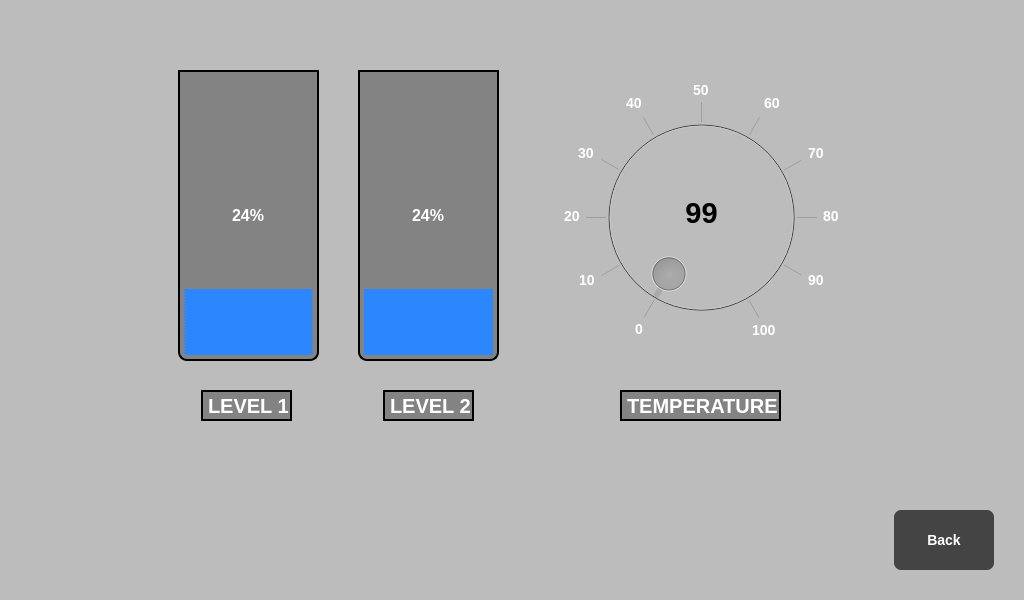
First picture: the form in Forms/statisticwindow.ui, repository vieczorkamil/HMI-panel-PLC-S7-based-on-Raspberry-Pi-Engineering-Thesis, before the edit.
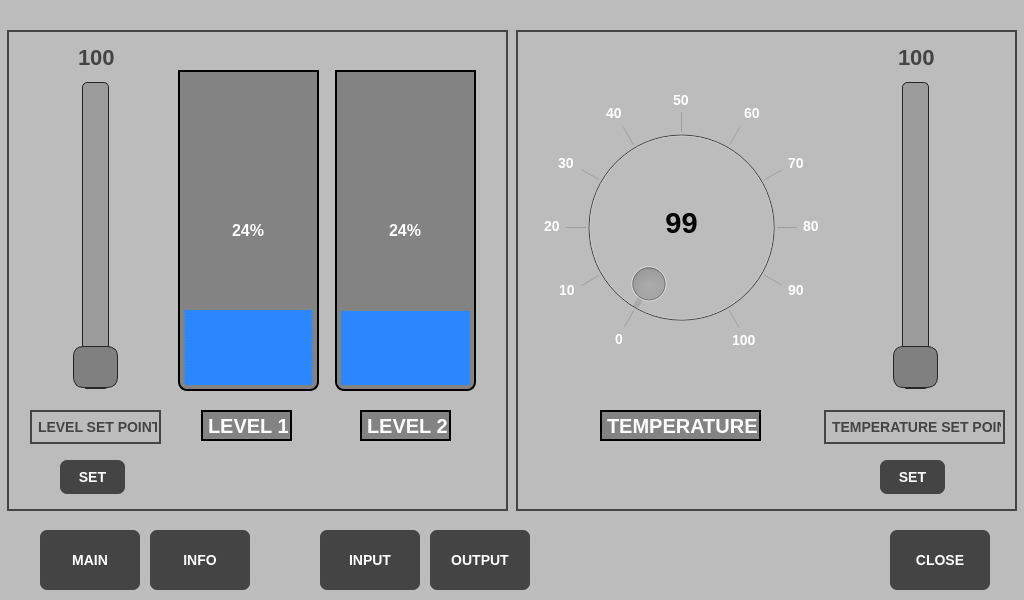
Second picture: the form after the edit. Icons and pictures are not drawn.

What changed in the file:
```diff
--- a/Forms/statisticwindow.ui
+++ b/Forms/statisticwindow.ui
@@ -36,14 +36,14 @@
   <widget class="QPushButton" name="backButton">
    <property name="geometry">
     <rect>
-     <x>894</x>
-     <y>510</y>
+     <x>890</x>
+     <y>530</y>
      <width>100</width>
      <height>60</height>
     </rect>
    </property>
    <property name="text">
-    <string>Back</string>
+    <string>CLOSE</string>
    </property>
   </widget>
   <widget class="QProgressBar" name="levelProggresBar1">
@@ -52,7 +52,7 @@
      <x>178</x>
      <y>70</y>
      <width>141</width>
-     <height>291</height>
+     <height>321</height>
     </rect>
    </property>
    <property name="styleSheet">
@@ -92,10 +92,10 @@
   <widget class="QProgressBar" name="levelProggresBar2">
    <property name="geometry">
     <rect>
-     <x>358</x>
+     <x>335</x>
      <y>70</y>
      <width>141</width>
-     <height>291</height>
+     <height>321</height>
     </rect>
    </property>
    <property name="styleSheet">
@@ -133,8 +133,8 @@
   <widget class="QLabel" name="label_10">
    <property name="geometry">
     <rect>
-     <x>823</x>
-     <y>205</y>
+     <x>803</x>
+     <y>215</y>
      <width>21</width>
      <height>22</height>
     </rect>
@@ -150,8 +150,8 @@
   <widget class="QLabel" name="label_8">
    <property name="geometry">
     <rect>
-     <x>764</x>
-     <y>92</y>
+     <x>744</x>
+     <y>102</y>
      <width>21</width>
      <height>22</height>
     </rect>
@@ -167,8 +167,8 @@
   <widget class="QLabel" name="label_6">
    <property name="geometry">
     <rect>
-     <x>626</x>
-     <y>92</y>
+     <x>606</x>
+     <y>102</y>
      <width>21</width>
      <height>22</height>
     </rect>
@@ -184,8 +184,8 @@
   <widget class="QLabel" name="label_7">
    <property name="geometry">
     <rect>
-     <x>693</x>
-     <y>79</y>
+     <x>673</x>
+     <y>89</y>
      <width>21</width>
      <height>22</height>
     </rect>
@@ -201,8 +201,8 @@
   <widget class="QLabel" name="label_2">
    <property name="geometry">
     <rect>
-     <x>635</x>
-     <y>318</y>
+     <x>615</x>
+     <y>328</y>
      <width>21</width>
      <height>22</height>
     </rect>
@@ -218,8 +218,8 @@
   <widget class="QLabel" name="label_5">
    <property name="geometry">
     <rect>
-     <x>578</x>
-     <y>142</y>
+     <x>558</x>
+     <y>152</y>
      <width>21</width>
      <height>22</height>
     </rect>
@@ -235,8 +235,8 @@
   <widget class="QLabel" name="label_12">
    <property name="geometry">
     <rect>
-     <x>752</x>
-     <y>319</y>
+     <x>732</x>
+     <y>329</y>
      <width>31</width>
      <height>22</height>
     </rect>
@@ -252,8 +252,8 @@
   <widget class="QLabel" name="temperatureValue">
    <property name="geometry">
     <rect>
-     <x>656</x>
-     <y>192</y>
+     <x>636</x>
+     <y>202</y>
      <width>91</width>
      <height>41</height>
     </rect>
@@ -279,8 +279,8 @@
   <widget class="QLabel" name="label_3">
    <property name="geometry">
     <rect>
-     <x>579</x>
-     <y>269</y>
+     <x>559</x>
+     <y>279</y>
      <width>21</width>
      <height>22</height>
     </rect>
@@ -299,8 +299,8 @@
    </property>
    <property name="geometry">
     <rect>
-     <x>586</x>
-     <y>102</y>
+     <x>566</x>
+     <y>112</y>
      <width>231</width>
      <height>231</height>
     </rect>
@@ -362,8 +362,8 @@
   <widget class="QLabel" name="label_11">
    <property name="geometry">
     <rect>
-     <x>808</x>
-     <y>269</y>
+     <x>788</x>
+     <y>279</y>
      <width>21</width>
      <height>22</height>
     </rect>
@@ -379,8 +379,8 @@
   <widget class="QLabel" name="label_4">
    <property name="geometry">
     <rect>
-     <x>564</x>
-     <y>205</y>
+     <x>544</x>
+     <y>215</y>
      <width>21</width>
      <height>22</height>
     </rect>
@@ -396,8 +396,8 @@
   <widget class="QLabel" name="label_9">
    <property name="geometry">
     <rect>
-     <x>808</x>
-     <y>142</y>
+     <x>788</x>
+     <y>152</y>
      <width>21</width>
      <height>22</height>
     </rect>
@@ -413,8 +413,8 @@
   <widget class="QLabel" name="label">
    <property name="geometry">
     <rect>
-     <x>587</x>
-     <y>97</y>
+     <x>567</x>
+     <y>107</y>
      <width>231</width>
      <height>241</height>
     </rect>
@@ -429,8 +429,8 @@
   <widget class="QLabel" name="label_13">
    <property name="geometry">
     <rect>
-     <x>550</x>
-     <y>70</y>
+     <x>530</x>
+     <y>80</y>
      <width>304</width>
      <height>295</height>
     </rect>
@@ -447,7 +447,7 @@
    <property name="geometry">
     <rect>
      <x>201</x>
-     <y>390</y>
+     <y>410</y>
      <width>91</width>
      <height>31</height>
     </rect>
@@ -466,8 +466,8 @@
   <widget class="QLabel" name="label_15">
    <property name="geometry">
     <rect>
-     <x>383</x>
-     <y>390</y>
+     <x>360</x>
+     <y>410</y>
      <width>91</width>
      <height>31</height>
     </rect>
@@ -486,8 +486,8 @@
   <widget class="QLabel" name="label_16">
    <property name="geometry">
     <rect>
-     <x>620</x>
-     <y>390</y>
+     <x>600</x>
+     <y>410</y>
      <width>161</width>
      <height>31</height>
     </rect>
@@ -503,6 +503,304 @@
     <string>TEMPERATURE</string>
    </property>
   </widget>
+  <widget class="QLabel" name="border1">
+   <property name="geometry">
+    <rect>
+     <x>7</x>
+     <y>30</y>
+     <width>501</width>
+     <height>481</height>
+    </rect>
+   </property>
+   <property name="styleSheet">
+    <string notr="true">QLabel{
+	font: bold 22px;
+	color: rgb(68, 68, 68);
+	border: 2px solid rgb(68, 68, 68);
+	padding: 2px;
+}</string>
+   </property>
+   <property name="text">
+    <string/>
+   </property>
+  </widget>
+  <widget class="QLabel" name="border1_2">
+   <property name="geometry">
+    <rect>
+     <x>516</x>
+     <y>30</y>
+     <width>501</width>
+     <height>481</height>
+    </rect>
+   </property>
+   <property name="styleSheet">
+    <string notr="true">QLabel{
+	font: bold 22px;
+	color: rgb(68, 68, 68);
+	border: 2px solid rgb(68, 68, 68);
+	padding: 2px;
+}</string>
+   </property>
+   <property name="text">
+    <string/>
+   </property>
+  </widget>
+  <widget class="QSlider" name="level1Slider">
+   <property name="geometry">
+    <rect>
+     <x>60</x>
+     <y>80</y>
+     <width>71</width>
+     <height>311</height>
+    </rect>
+   </property>
+   <property name="styleSheet">
+    <string notr="true">QSlider{
+	padding: 2px;
+}
+QSlider::groove:vertical {
+    border: 1px solid #262626;
+    width: 25px;
+    background: rgb(156, 156, 156);
+	margin: 0 12px;
+	border-radius: 5px;
+}
+QSlider::handle:vertical {
+    background: gray;
+    height: 40px;
+	border: 1px solid #262626;
+	margin: 0px -10px 0px;
+	border-radius: 10px;
+}
+QSlider::add-page:vertical{
+	border: 1px solid #262626;
+    width: 15px;
+    background: rgb(51, 196, 38);
+	margin: 0 12px;
+	border-radius: 5px;
+}</string>
+   </property>
+   <property name="maximum">
+    <number>100</number>
+   </property>
+   <property name="value">
+    <number>0</number>
+   </property>
+   <property name="orientation">
+    <enum>Qt::Vertical</enum>
+   </property>
+  </widget>
+  <widget class="QLabel" name="level1">
+   <property name="geometry">
+    <rect>
+     <x>70</x>
+     <y>40</y>
+     <width>51</width>
+     <height>34</height>
+    </rect>
+   </property>
+   <property name="styleSheet">
+    <string notr="true">QLabel{
+	font: bold 22px;
+	color: rgb(68, 68, 68);
+	padding: 2px;
+	qproperty-alignment: AlignCenter;
+}</string>
+   </property>
+   <property name="text">
+    <string>100</string>
+   </property>
+  </widget>
+  <widget class="QPushButton" name="setLevel1Button">
+   <property name="geometry">
+    <rect>
+     <x>60</x>
+     <y>460</y>
+     <width>65</width>
+     <height>34</height>
+    </rect>
+   </property>
+   <property name="text">
+    <string>SET</string>
+   </property>
+  </widget>
+  <widget class="QLabel" name="OutputB1Label_3">
+   <property name="geometry">
+    <rect>
+     <x>30</x>
+     <y>410</y>
+     <width>131</width>
+     <height>34</height>
+    </rect>
+   </property>
+   <property name="styleSheet">
+    <string notr="true">QLabel{
+	font: bold 14px;
+	color: rgb(68, 68, 68);
+	border: 2px solid rgb(68, 68, 68);
+	padding: 2px;
+	qproperty-alignment: AlignCenter;
+}</string>
+   </property>
+   <property name="text">
+    <string>LEVEL SET POINT</string>
+   </property>
+  </widget>
+  <widget class="QSlider" name="level1Slider_2">
+   <property name="geometry">
+    <rect>
+     <x>880</x>
+     <y>80</y>
+     <width>71</width>
+     <height>311</height>
+    </rect>
+   </property>
+   <property name="styleSheet">
+    <string notr="true">QSlider{
+	padding: 2px;
+}
+QSlider::groove:vertical {
+    border: 1px solid #262626;
+    width: 25px;
+    background: rgb(156, 156, 156);
+	margin: 0 12px;
+	border-radius: 5px;
+}
+QSlider::handle:vertical {
+    background: gray;
+    height: 40px;
+	border: 1px solid #262626;
+	margin: 0px -10px 0px;
+	border-radius: 10px;
+}
+QSlider::add-page:vertical{
+	border: 1px solid #262626;
+    width: 15px;
+    background: rgb(51, 196, 38);
+	margin: 0 12px;
+	border-radius: 5px;
+}</string>
+   </property>
+   <property name="maximum">
+    <number>100</number>
+   </property>
+   <property name="value">
+    <number>0</number>
+   </property>
+   <property name="orientation">
+    <enum>Qt::Vertical</enum>
+   </property>
+  </widget>
+  <widget class="QLabel" name="level1_2">
+   <property name="geometry">
+    <rect>
+     <x>890</x>
+     <y>40</y>
+     <width>51</width>
+     <height>34</height>
+    </rect>
+   </property>
+   <property name="styleSheet">
+    <string notr="true">QLabel{
+	font: bold 22px;
+	color: rgb(68, 68, 68);
+	padding: 2px;
+	qproperty-alignment: AlignCenter;
+}</string>
+   </property>
+   <property name="text">
+    <string>100</string>
+   </property>
+  </widget>
+  <widget class="QPushButton" name="setLevel1Button_2">
+   <property name="geometry">
+    <rect>
+     <x>880</x>
+     <y>460</y>
+     <width>65</width>
+     <height>34</height>
+    </rect>
+   </property>
+   <property name="text">
+    <string>SET</string>
+   </property>
+  </widget>
+  <widget class="QLabel" name="OutputB1Label_4">
+   <property name="geometry">
+    <rect>
+     <x>824</x>
+     <y>410</y>
+     <width>181</width>
+     <height>34</height>
+    </rect>
+   </property>
+   <property name="styleSheet">
+    <string notr="true">QLabel{
+	font: bold 14px;
+	color: rgb(68, 68, 68);
+	border: 2px solid rgb(68, 68, 68);
+	padding: 2px;
+	qproperty-alignment: AlignCenter;
+}</string>
+   </property>
+   <property name="text">
+    <string>TEMPERATURE SET POINT</string>
+   </property>
+  </widget>
+  <widget class="QPushButton" name="mainButton">
+   <property name="geometry">
+    <rect>
+     <x>40</x>
+     <y>530</y>
+     <width>100</width>
+     <height>60</height>
+    </rect>
+   </property>
+   <property name="text">
+    <string>MAIN</string>
+   </property>
+  </widget>
+  <widget class="QPushButton" name="infoButton">
+   <property name="geometry">
+    <rect>
+     <x>150</x>
+     <y>530</y>
+     <width>100</width>
+     <height>60</height>
+    </rect>
+   </property>
+   <property name="text">
+    <string>INFO</string>
+   </property>
+  </widget>
+  <widget class="QPushButton" name="inputButton">
+   <property name="geometry">
+    <rect>
+     <x>320</x>
+     <y>530</y>
+     <width>100</width>
+     <height>60</height>
+    </rect>
+   </property>
+   <property name="text">
+    <string>INPUT</string>
+   </property>
+  </widget>
+  <widget class="QPushButton" name="outputButton">
+   <property name="geometry">
+    <rect>
+     <x>430</x>
+     <y>530</y>
+     <width>100</width>
+     <height>60</height>
+    </rect>
+   </property>
+   <property name="text">
+    <string>OUTPUT</string>
+   </property>
+  </widget>
+  <zorder>border1</zorder>
+  <zorder>border1_2</zorder>
   <zorder>label</zorder>
   <zorder>backButton</zorder>
   <zorder>levelProggresBar1</zorder>
```
Left out of the diff: 12 changed lines with no effect on the pictures.
